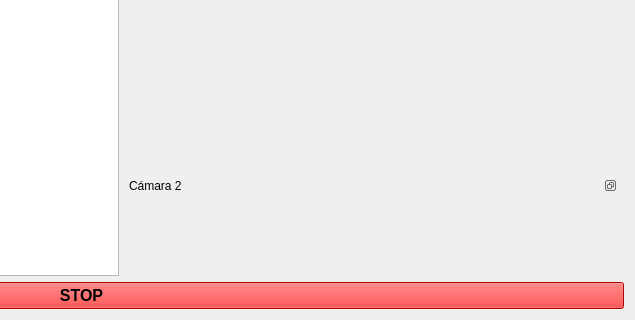
First picture: the form in ui_files/experiment_view.ui, repository ArnauBN/InterfazRACE, before the edit; both pictures show x 472 to 1107 and y 406 to 726 of the 1107 by 726 pixel window.
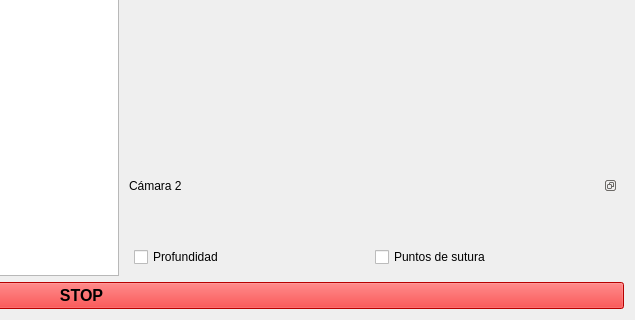
Second picture: the form after the edit.

Commit message: RGB+Depth camera

Diff of the .ui file:
```diff
--- a/ui_files/experiment_view.ui
+++ b/ui_files/experiment_view.ui
@@ -160,7 +160,14 @@
      </property>
      <widget class="QWidget" name="dockWidgetContentsLayout_1">
       <layout class="QGridLayout" name="gridLayout_3">
-       <item row="0" column="0">
+       <item row="1" column="0">
+        <widget class="QCheckBox" name="depthCheckBox">
+         <property name="text">
+          <string>Profundidad</string>
+         </property>
+        </widget>
+       </item>
+       <item row="0" column="0" colspan="2">
         <widget class="QLabel" name="Cam1Label">
          <property name="text">
           <string/>
@@ -170,6 +177,13 @@
          </property>
         </widget>
        </item>
+       <item row="1" column="1">
+        <widget class="QCheckBox" name="stitchesCheckBox">
+         <property name="text">
+          <string>Puntos de sutura</string>
+         </property>
+        </widget>
+       </item>
       </layout>
      </widget>
     </widget>
```
Left out of the diff: 14 changed lines with no effect on the pictures. The commit also changes 8 other files.
